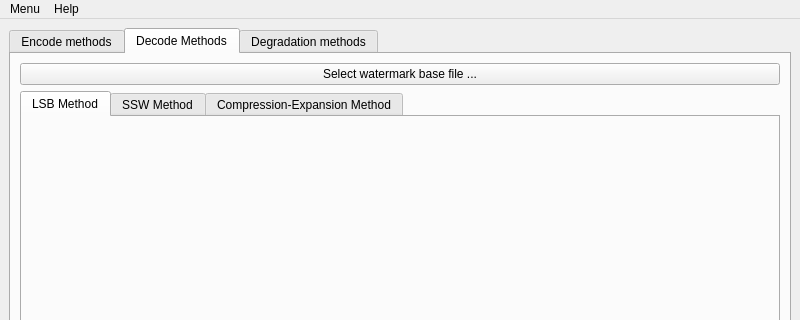
Above: src/GUI/InterfaceWatermarking/mainwindow.ui from jcelerier/watermarking before the change; both pictures show x 0 to 800 and y 0 to 320 of the 800 by 596 pixel window. Below: the same form after it.
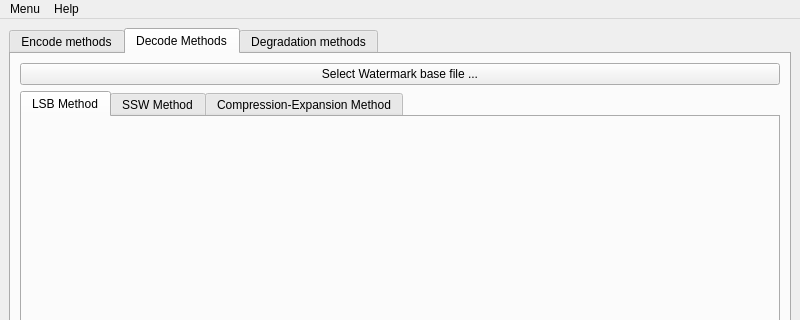
That is the form after the change. The open tabs and pages were chosen to show the change. Icons and pictures are not drawn.

Commit message: Adding factice Qt Interface (cleaning repository)

```diff
--- a/src/GUI/InterfaceWatermarking/mainwindow.ui
+++ b/src/GUI/InterfaceWatermarking/mainwindow.ui
@@ -416,7 +416,17 @@
           <item row="0" column="0">
            <widget class="QPushButton" name="watermarkSelectionButton_2">
             <property name="text">
-             <string>Select watermark base file ...</string>
+             <string>Select Watermark base file ...</string>
+            </property>
+            <property name="icon">
+             <iconset resource="icons/qstyle.qrc">
+              <normaloff>:/trolltech/styles/commonstyle/images/standardbutton-open-32.png</normaloff>:/trolltech/styles/commonstyle/images/standardbutton-open-32.png</iconset>
+            </property>
+            <property name="iconSize">
+             <size>
+              <width>32</width>
+              <height>32</height>
+             </size>
             </property>
            </widget>
           </item>
```
Left out of the diff: 20 changed lines with no effect on the pictures. The commit also changes 6 other files.
